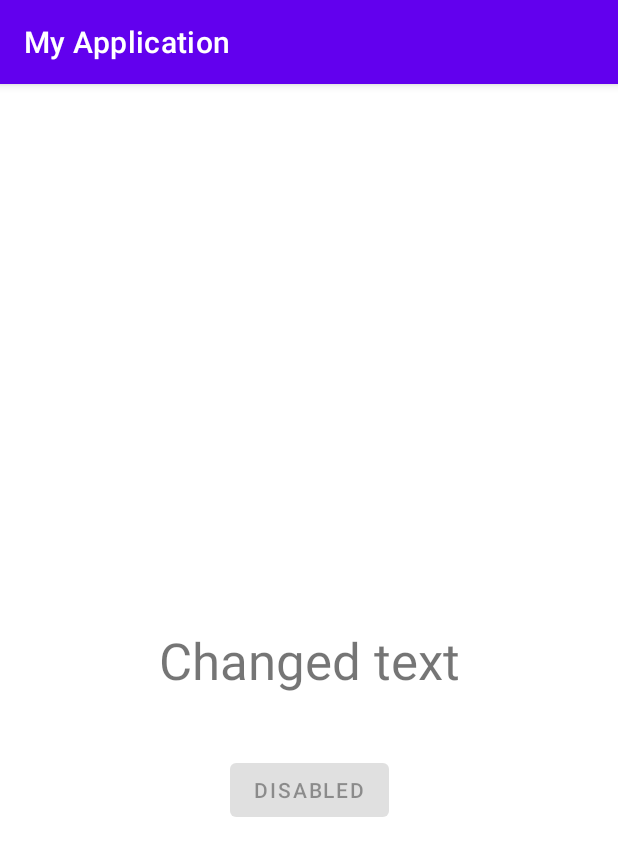
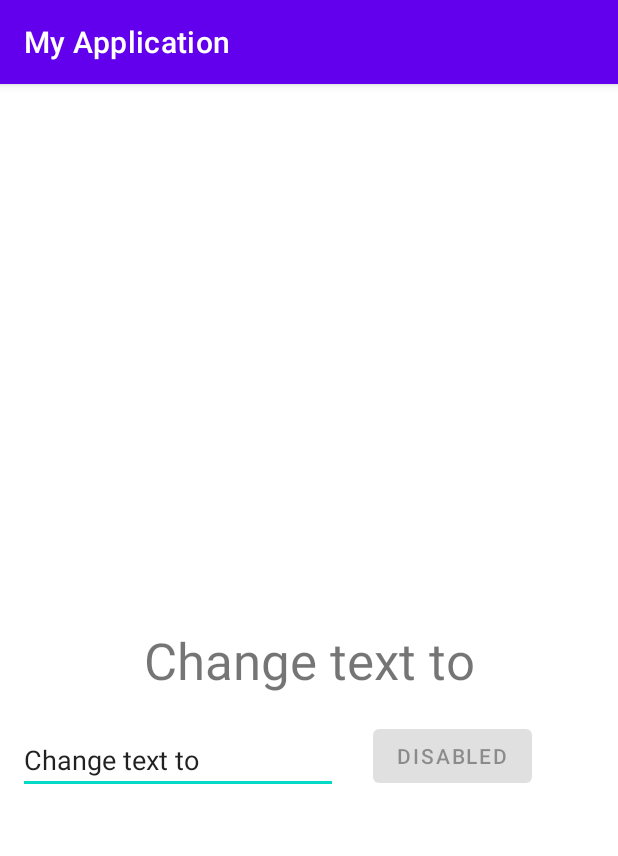
Before and after one commit to kevinsangyu/Personal_App, an Android app: the screen it shows after launch (MainActivity), after a tap on "DO SOMETHING", on a phone screen of 412 x 824 dp. Shown: the top 856 px of the screen. Run offline under Robolectric (Android 15) with nearby library versions, the phone set to English and light mode, and no system bars.

Commit message:
just using EditText to get input from the user, then using it to change text. Changed the design a lil

```diff
--- a/app/src/main/java/com/example/myapplication/MainActivity.java
+++ b/app/src/main/java/com/example/myapplication/MainActivity.java
@@ -22,16 +22,17 @@ public class MainActivity extends AppCompatActivity {
         changeText();
     }
 
-    public void buttonTextChange(View v) { // how do we pass in parameters? for example a string to change text to
+    public void buttonTextChange(View v) {
         Button b = (Button) v;
         b.setText("Disabled");
         Log.d("success", "Button was renamed");
     }
 
     public void changeText() {
-        TextView v = findViewById(R.id.hello); // is static at the moment
-        v.setText("Changed text");
-        // ((TextView)findViewById(R.id.hello)).setText("Changed text"); also works
-        Log.d("success", "hello text was changed");
+        TextView t = findViewById(R.id.hello); // is static at the moment
+        String text = ((EditText)findViewById(R.id.change)).getText().toString();
+        t.setText(text);
+        Log.d("success", "hello text was changed to " + text);
     }
+
 }
--- a/app/src/main/res/layout/activity_main.xml
+++ b/app/src/main/res/layout/activity_main.xml
@@ -25,9 +25,23 @@
         android:text="Do Something"
         app:layout_constraintBottom_toBottomOf="parent"
         app:layout_constraintEnd_toEndOf="parent"
-        app:layout_constraintHorizontal_bias="0.501"
+        app:layout_constraintHorizontal_bias="0.288"
+        app:layout_constraintStart_toEndOf="@+id/change"
+        app:layout_constraintTop_toTopOf="parent"
+        app:layout_constraintVertical_bias="0.589" />
+
+    <EditText
+        android:id="@+id/change"
+        android:layout_width="wrap_content"
+        android:layout_height="wrap_content"
+        android:ems="10"
+        android:inputType="textPersonName"
+        android:text="Change text to"
+        app:layout_constraintBottom_toBottomOf="parent"
+        app:layout_constraintEnd_toEndOf="parent"
+        app:layout_constraintHorizontal_bias="0.059"
         app:layout_constraintStart_toStartOf="parent"
-        app:layout_constraintTop_toBottomOf="@+id/hello"
-        app:layout_constraintVertical_bias="0.127" />
+        app:layout_constraintTop_toTopOf="parent"
+        app:layout_constraintVertical_bias="0.592" />
 
 </androidx.constraintlayout.widget.ConstraintLayout>
```
